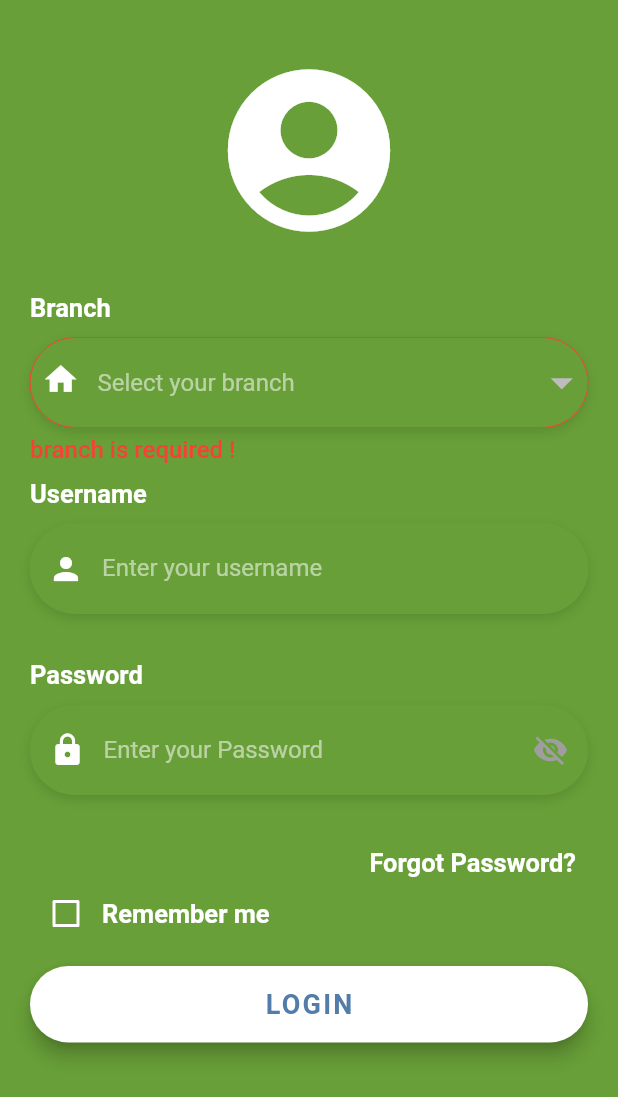
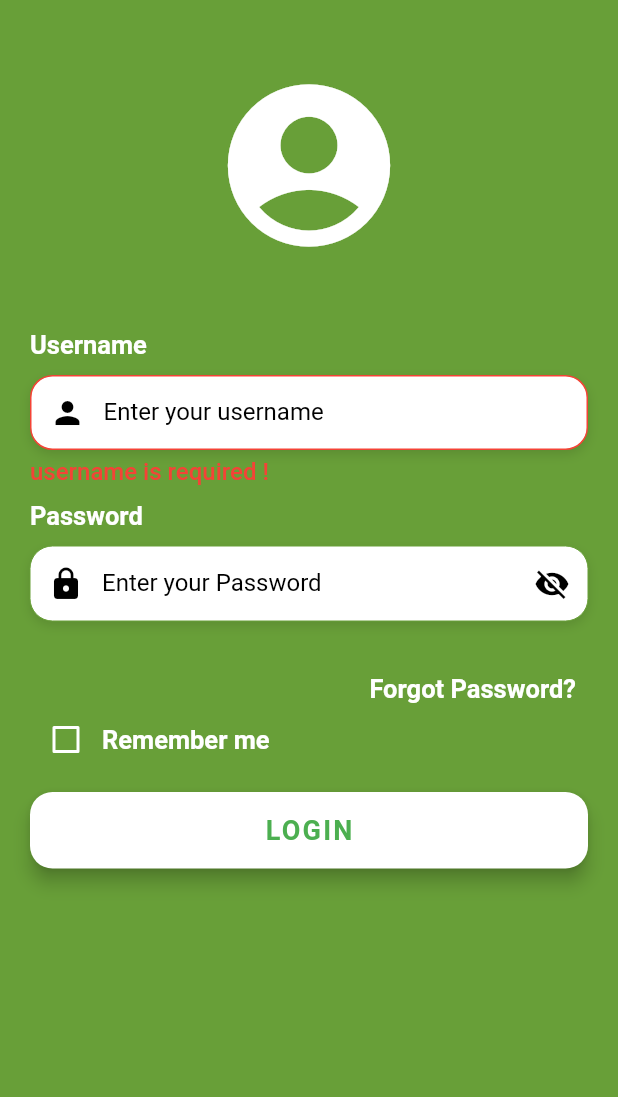
Before and after one commit to PHANIT-VONG/KERNEL-Point-Of-Sale, a Flutter app: the screen it shows after launch, after a tap on "LOGIN", on a phone screen of 412 x 824 dp. Shown: the top 1097 px of the screen. Run offline on Flutter 3.47's test engine with Material 2 defaults, Android fonts, the light colour scheme and no system bars; our stand-ins replace cached_network_image, connectivity, data_connection_checker, equatable, flutter_bloc, flutter_switch and 3 more; missing offline and left inert: blue_thermal_printer, esc_pos_bluetooth, esc_pos_utils, flutter_bluetooth_basic, flutter_pagewise, flutter_session; accounts and stored records are empty; network calls fail; Roboto replaces fonts that are missing (Laila, OpenSans).

Commit message:
Code Update

```diff
--- a/lib/controller/setting_controller.dart
+++ b/lib/controller/setting_controller.dart
@@ -1,5 +1,4 @@
 import 'dart:convert';
-
 import 'package:flutter_session/flutter_session.dart';
 import 'package:point_of_sale/modal/setting_modal.dart';
 import 'package:point_of_sale/repository/repositorys.dart';
--- a/lib/screen/home_screen.dart
+++ b/lib/screen/home_screen.dart
@@ -4,11 +4,6 @@ import 'package:flutter/material.dart';
 import 'package:point_of_sale/widget/globle_drawer_widget.dart';
 
 class HomeScreen extends StatefulWidget {
-  final String branchName;
-  final String userName;
-
-  const HomeScreen({Key key, this.branchName, this.userName}) : super(key: key);
-
   @override
   _HomeScreenState createState() => _HomeScreenState();
 }
@@ -19,12 +14,8 @@ class _HomeScreenState extends State<HomeScreen> {
 
   @override
   Widget build(BuildContext context) {
-    print('PageName = ${widget.branchName}');
     return Scaffold(
-      drawer: GlobleDrawerWidget(
-        branchName: widget.branchName,
-        userName: widget.userName,
-      ),
+      drawer: GlobleDrawerWidget(),
       appBar: AppBar(
         title: Text("POINT OF SALE"),
         centerTitle: true,
--- a/lib/screen/login_screen.dart
+++ b/lib/screen/login_screen.dart
@@ -6,7 +6,6 @@ import 'package:flutter/services.dart';
 import 'package:flutter_session/flutter_session.dart';
 import 'package:google_fonts/google_fonts.dart';
 import 'package:point_of_sale/controller/account_loging_controller.dart';
-import 'package:point_of_sale/controller/branch_controller.dart';
 import 'package:point_of_sale/controller/local_currency_controller.dart';
 import 'package:point_of_sale/modal/account_loging.dart';
 import 'package:point_of_sale/modal/branch_modal.dart';
@@ -139,16 +138,17 @@ class _LoginScreenState extends State<LoginScreen> {
         ),
         SizedBox(height: 10.0),
         Container(
+          height: 50.0,
           alignment: Alignment.centerLeft,
           decoration: BoxDecoration(
-            color: Color(0xFF689F38),
+            color: Colors.white,
             border: Border.all(
               color: _colorUsername
                   ? Color(0xFF689F38)
-                  : Colors.red, //                   <--- border color
+                  : Colors.red, //  <--- border color
               width: _withUsername ? 0.0 : 1,
             ),
-            borderRadius: BorderRadius.circular(30.0),
+            borderRadius: BorderRadius.circular(15.0),
             boxShadow: [
               BoxShadow(
                 color: Colors.black12,
@@ -157,12 +157,11 @@ class _LoginScreenState extends State<LoginScreen> {
               ),
             ],
           ),
-          height: 60.0,
           child: TextField(
             controller: _username,
             keyboardType: TextInputType.emailAddress,
             style: TextStyle(
-              color: Colors.white,
+              color: Colors.black,
               fontFamily: 'OpenSans',
             ),
             decoration: InputDecoration(
@@ -170,7 +169,7 @@ class _LoginScreenState extends State<LoginScreen> {
               contentPadding: EdgeInsets.only(top: 14.0),
               prefixIcon: Icon(
                 Icons.person,
-                color: Colors.white,
+                color: Colors.black,
               ),
               hintText: 'Enter your username',
               hintStyle: kHintTextStyle,
@@ -204,16 +203,17 @@ class _LoginScreenState extends State<LoginScreen> {
         ),
         SizedBox(height: 10.0),
         Container(
+          height: 50.0,
           alignment: Alignment.centerLeft,
           decoration: BoxDecoration(
-            color: Color(0xFF689F38),
+            color: Colors.white,
             border: Border.all(
               color: _colorPass
                   ? Color(0xFF689F38)
                   : Colors.red, //                   <--- border color
               width: _withPass ? 0.0 : 1,
             ),
-            borderRadius: BorderRadius.circular(30.0),
+            borderRadius: BorderRadius.circular(15.0),
             boxShadow: [
               BoxShadow(
                 color: Colors.black12,
@@ -222,12 +222,11 @@ class _LoginScreenState extends State<LoginScreen> {
               ),
             ],
           ),
-          height: 60.0,
           child: TextField(
             controller: _pass,
             obscureText: _obscureText,
             style: TextStyle(
-              color: Colors.white,
+              color: Colors.black,
               fontFamily: 'OpenSans',
             ),
             decoration: InputDecoration(
@@ -235,12 +234,12 @@ class _LoginScreenState extends State<LoginScreen> {
               contentPadding: EdgeInsets.only(top: 14.0),
               prefixIcon: Icon(
                 Icons.lock,
-                color: Colors.white,
+                color: Colors.black,
               ),
               suffixIcon: IconButton(
                 icon: Icon(
                   _showPassword ? Icons.remove_red_eye : Icons.visibility_off,
-                  color: _showPassword ? Colors.white : Colors.grey,
+                  color: _showPassword ? Colors.green : Colors.black,
                 ),
                 onPressed: () {
                   setState(() {
@@ -279,7 +278,7 @@ class _LoginScreenState extends State<LoginScreen> {
     );
   }
 
-  Widget _buildForgotPasswordBtn() {
+  Widget _buildForgotPasswordBTN() {
     return Container(
       padding: EdgeInsets.only(right: 0.0),
       alignment: Alignment.centerRight,
@@ -320,25 +319,40 @@ class _LoginScreenState extends State<LoginScreen> {
     );
   }
 
-  Widget _buildLoginBtn() {
+  Widget _buildLoginBTN() {
     return Container(
+      width: double.infinity,
       padding: EdgeInsets.symmetric(vertical: 25.0),
-      width: double.infinity,
-      child: RaisedButton(
+      child: MaterialButton(
         elevation: 5.0,
+        color: Colors.white,
+        padding: EdgeInsets.all(15.0),
+        shape: RoundedRectangleBorder(
+          borderRadius: BorderRadius.circular(15.0),
+        ),
+        child: Text(
+          'LOGIN',
+          style: TextStyle(
+            color: Colors.green,
+            letterSpacing: 1.5,
+            fontSize: 18.0,
+            fontWeight: FontWeight.bold,
+            fontFamily: 'OpenSans',
+          ),
+        ),
         onPressed: () async {
-          if (_selectedBranch == null) {
-            setState(() {
-              _colorBranch = false;
-              _withPass = false;
-            });
-            return;
-          } else {
-            setState(() {
-              _colorBranch = true;
-              _withPass = true;
-            });
-          }
+          // if (_selectedBranch == null) {
+          //   setState(() {
+          //     _colorBranch = false;
+          //     _withPass = false;
+          //   });
+          //   return;
+          // } else {
+          //   setState(() {
+          //     _colorBranch = true;
+          //     _withPass = true;
+          //   });
+          // }
           if (_username.text.trim() == "") {
             setState(() {
               _colorUsername = false;
@@ -363,13 +377,12 @@ class _LoginScreenState extends State<LoginScreen> {
               _withPass = true;
             });
           }
-
           showAlertDialog(context);
           await Future.delayed(Duration(seconds: 2));
           bool result = await DataConnectionChecker().hasConnection;
           if (result) {
             AccountLogin acc = new AccountLogin(
-              branchId: _selectedBranch,
+              //branchId: _selectedBranch,
               password: _pass.text.trim(),
               userName: _username.text.trim(),
             );
@@ -397,13 +410,10 @@ class _LoginScreenState extends State<LoginScreen> {
                 FlutterSession().set("branchId", status.branchId);
                 Navigator.pop(context);
                 Navigator.pushAndRemoveUntil(
-                    context,
-                    MaterialPageRoute(
-                        builder: (_) => HomeScreen(
-                              branchName: _username.text,
-                              userName: _username.text,
-                            )),
-                    (route) => true);
+                  context,
+                  MaterialPageRoute(builder: (_) => HomeScreen()),
+                  (route) => true,
+                );
               }
             }
           } else {
@@ -412,21 +422,6 @@ class _LoginScreenState extends State<LoginScreen> {
             );
           }
         },
-        padding: EdgeInsets.all(15.0),
-        shape: RoundedRectangleBorder(
-          borderRadius: BorderRadius.circular(30.0),
-        ),
-        color: Colors.white,
-        child: Text(
-          'LOGIN',
-          style: TextStyle(
-            color: Color(0xFF527DAA),
-            letterSpacing: 1.5,
-            fontSize: 18.0,
-            fontWeight: FontWeight.bold,
-            fontFamily: 'OpenSans',
-          ),
-        ),
       ),
     );
   }
@@ -460,13 +455,13 @@ class _LoginScreenState extends State<LoginScreen> {
   @override
   // ignore: must_call_super
   void initState() {
-    BranchController.eachBranch().then((value) {
-      if (mounted) {
-        setState(() {
-          lsBranch = value;
-        });
-      }
-    });
+    // BranchController.eachBranch().then((value) {
+    //   if (mounted) {
+    //     setState(() {
+    //       lsBranch = value;
+    //     });
+    //   }
+    // });
   }
 
   @override
@@ -506,7 +501,7 @@ class _LoginScreenState extends State<LoginScreen> {
                   child: Column(
                     mainAxisAlignment: MainAxisAlignment.center,
                     children: <Widget>[
-                      SizedBox(height: 15),
+                      SizedBox(height: 25),
                       Icon(
                         Icons.account_circle_rounded,
                         size: 130,
@@ -532,24 +527,21 @@ class _LoginScreenState extends State<LoginScreen> {
                       //     fontWeight: FontWeight.bold,
                       //   ),
                       // ),
-                      SizedBox(height: 30.0),
-                      _builBranch(),
-                      SizedBox(
-                        height: 10.0,
-                      ),
+                      SizedBox(height: 45.0),
+                      //_builBranch(),
                       _buildEmailTF(),
                       SizedBox(
                         height: 10.0,
                       ),
                       _buildPasswordTF(),
-                      _buildForgotPasswordBtn(),
+                      _buildForgotPasswordBTN(),
                       _buildRememberMeCheckbox(),
-                      _buildLoginBtn(),
+                      _buildLoginBTN(),
                       _valid ? _buildVilidPassEmail() : Text("")
                     ],
                   ),
                 ),
-              )
+              ),
             ],
           ),
         ),
--- a/lib/widget/style_widget.dart
+++ b/lib/widget/style_widget.dart
@@ -1,7 +1,7 @@
 import 'package:flutter/material.dart';
 
 final kHintTextStyle = TextStyle(
-  color: Colors.white54,
+  color: Colors.black,
   fontFamily: 'OpenSans',
 );
 
```
